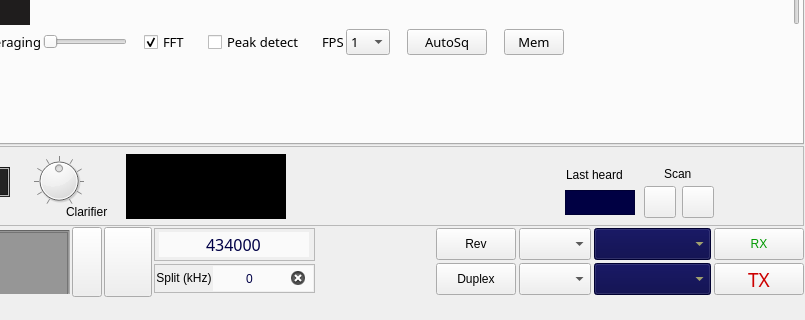
Before: the Qt Designer form mainwindow.ui in qradiolink/qradiolink, drawn with Qt 5; both pictures show x 475 to 1280 and y 401 to 721 of the 1280 by 721 pixel window.
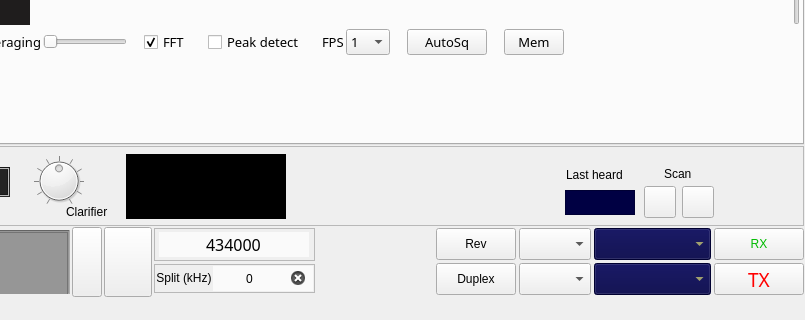
After: the same form once the commit is applied. Icons and pictures are not drawn. Custom widgets are drawn as their Qt base class.

Commit message: Style updates (qslider), fix some tooltips

Diff of the .ui file:
```diff
--- a/mainwindow.ui
+++ b/mainwindow.ui
@@ -5553,8 +5553,7 @@
             </property>
             <property name="styleSheet">
              <string notr="true">font: 14pt &quot;Sans Serif&quot;;
-border-width: 4px;
-color: #cc0000</string>
+color: #FF0000;</string>
             </property>
             <property name="text">
              <string>TX</string>
@@ -5695,9 +5694,9 @@
              <bool>false</bool>
             </property>
             <property name="styleSheet">
-             <string notr="true">color: #009900;
+             <string notr="true">color: #00BB00;
 font: 14pt &quot;Sans Serif&quot;;
-border-width: 4px;
+
 
 </string>
             </property>
@@ -5811,8 +5810,7 @@
                 <string>Transmission split in kHz (press Enter)</string>
                </property>
                <property name="styleSheet">
-                <string notr="true">color: rgb(0, 0, 70);
-background-color: rgba(255, 255, 255, 180);
+                <string notr="true">background-color: rgba(255, 255, 255, 180);
 font: 12pt &quot;Sans Serif&quot;;s</string>
                </property>
                <property name="inputMethodHints">
@@ -5901,8 +5899,7 @@
                 <bool>false</bool>
                </property>
                <property name="styleSheet">
-                <string notr="true">color: rgb(0, 0, 70);
-background-color: rgba(255, 255, 255, 180);
+                <string notr="true">background-color: rgba(255, 255, 255, 180);
 font: 12pt &quot;Sans Serif&quot;;</string>
                </property>
                <property name="inputMethodHints">
```
The commit also changes 1 other file.
